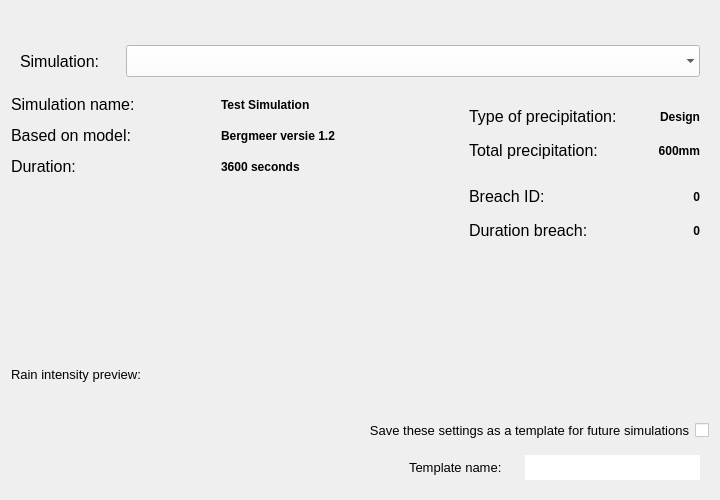
Qt form threedi_models_and_simulations/ui/simulation_wizard/page_initiation.ui (nens/threedi-api-qgis-client) before a commit.
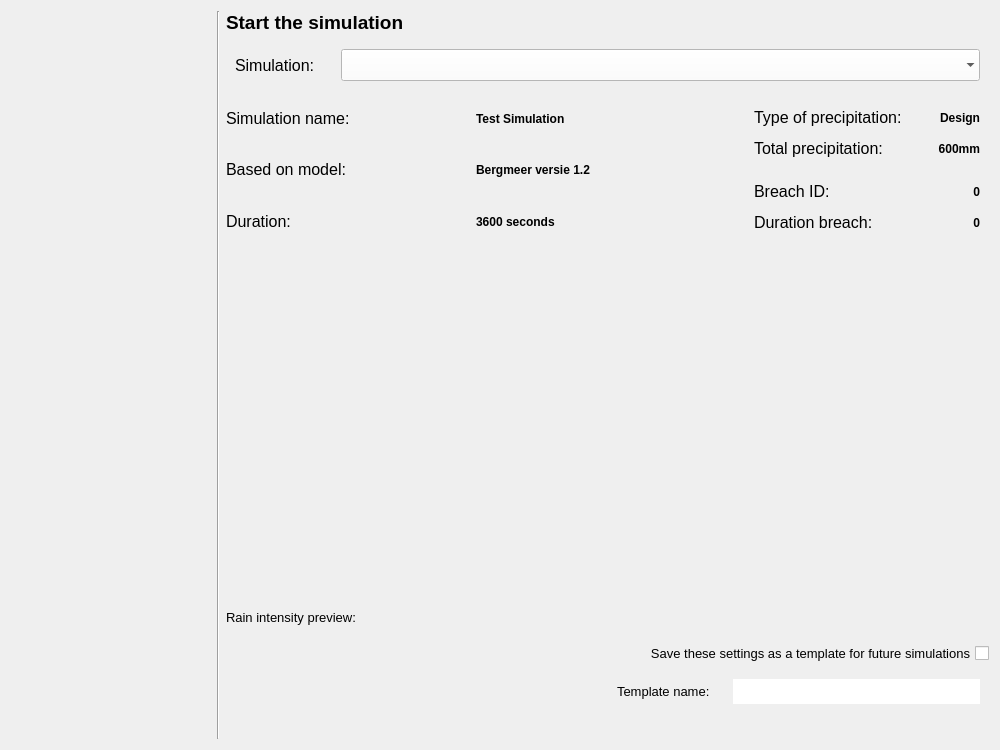
The same form after that commit.

Commit message:
Changed the way of showing progress of the simulation wizard. (#424)
* Changed the way of showing progress of the simulation wizard.

```diff
--- a/threedi_models_and_simulations/ui/simulation_wizard/page_initiation.ui
+++ b/threedi_models_and_simulations/ui/simulation_wizard/page_initiation.ui
@@ -9,20 +9,20 @@
    <rect>
     <x>0</x>
     <y>0</y>
-    <width>720</width>
-    <height>500</height>
+    <width>1000</width>
+    <height>750</height>
    </rect>
   </property>
   <property name="sizePolicy">
-   <sizepolicy hsizetype="Preferred" vsizetype="Minimum">
+   <sizepolicy hsizetype="Preferred" vsizetype="Preferred">
     <horstretch>0</horstretch>
     <verstretch>0</verstretch>
    </sizepolicy>
   </property>
   <property name="minimumSize">
    <size>
-    <width>720</width>
-    <height>0</height>
+    <width>750</width>
+    <height>500</height>
    </size>
   </property>
   <property name="maximumSize">
@@ -44,57 +44,47 @@
    <bool>true</bool>
   </property>
   <layout class="QGridLayout" name="gridLayout">
-   <item row="16" column="3" colspan="3">
-    <widget class="QWidget" name="template_widget" native="true">
-     <property name="minimumSize">
+   <item row="4" column="2">
+    <spacer name="verticalSpacer_2">
+     <property name="orientation">
+      <enum>Qt::Vertical</enum>
+     </property>
+     <property name="sizeHint" stdset="0">
       <size>
-       <width>300</width>
+       <width>20</width>
        <height>40</height>
       </size>
      </property>
-     <property name="maximumSize">
-      <size>
-       <width>16777215</width>
-       <height>16777215</height>
-      </size>
-     </property>
-     <layout class="QHBoxLayout" name="horizontalLayout_3">
-      <item>
-       <widget class="QLabel" name="label">
-        <property name="minimumSize">
-         <size>
-          <width>110</width>
-          <height>20</height>
-         </size>
-        </property>
-        <property name="maximumSize">
-         <size>
-          <width>16777215</width>
-          <height>16777215</height>
-         </size>
-        </property>
+    </spacer>
+   </item>
+   <item row="0" column="2">
+    <widget class="QLabel" name="label_4">
         <property name="font">
          <font>
-          <pointsize>10</pointsize>
+       <family>Segoe UI</family>
+       <pointsize>14</pointsize>
+       <weight>75</weight>
+       <bold>true</bold>
+       <underline>false</underline>
          </font>
         </property>
         <property name="text">
-         <string>Template name:</string>
+      <string>Start the simulation</string>
         </property>
        </widget>
       </item>
-      <item>
-       <widget class="QLineEdit" name="template_name">
+   <item row="5" column="2">
+    <widget class="QLabel" name="plot_label">
         <property name="sizePolicy">
-         <sizepolicy hsizetype="Expanding" vsizetype="Preferred">
+      <sizepolicy hsizetype="Preferred" vsizetype="Minimum">
           <horstretch>0</horstretch>
           <verstretch>0</verstretch>
          </sizepolicy>
         </property>
         <property name="minimumSize">
          <size>
-          <width>175</width>
-          <height>25</height>
+       <width>200</width>
+       <height>20</height>
          </size>
         </property>
         <property name="maximumSize">
@@ -105,21 +95,16 @@
         </property>
         <property name="font">
          <font>
+       <family>Segoe UI</family>
           <pointsize>10</pointsize>
          </font>
         </property>
-        <property name="styleSheet">
-         <string notr="true">QLineEdit {background-color: white;}</string>
-        </property>
-        <property name="frame">
-         <bool>false</bool>
-        </property>
-       </widget>
-      </item>
-     </layout>
-    </widget>
-   </item>
-   <item row="2" column="0" colspan="6">
+     <property name="text">
+      <string>Rain intensity preview:</string>
+     </property>
+    </widget>
+   </item>
+   <item row="1" column="2" colspan="4">
     <widget class="QWidget" name="simulation_widget" native="true">
      <property name="sizePolicy">
       <sizepolicy hsizetype="Expanding" vsizetype="Preferred">
@@ -156,6 +141,7 @@
         </property>
         <property name="font">
          <font>
+          <family>Segoe UI</family>
           <pointsize>12</pointsize>
          </font>
         </property>
@@ -201,8 +187,38 @@
      </layout>
     </widget>
    </item>
-   <item row="14" column="0" colspan="6">
-    <spacer name="horizontalSpacer_2">
+   <item row="0" column="0" rowspan="10">
+    <widget class="QWidget" name="wizard_steps_widget" native="true">
+     <property name="sizePolicy">
+      <sizepolicy hsizetype="Preferred" vsizetype="Expanding">
+       <horstretch>0</horstretch>
+       <verstretch>0</verstretch>
+      </sizepolicy>
+     </property>
+     <property name="minimumSize">
+      <size>
+       <width>200</width>
+       <height>0</height>
+      </size>
+     </property>
+     <property name="maximumSize">
+      <size>
+       <width>200</width>
+       <height>16777215</height>
+      </size>
+     </property>
+     <layout class="QVBoxLayout" name="verticalLayout_2"/>
+    </widget>
+   </item>
+   <item row="6" column="2" colspan="4">
+    <layout class="QGridLayout" name="lout_plot">
+     <property name="bottomMargin">
+      <number>10</number>
+     </property>
+    </layout>
+   </item>
+   <item row="9" column="2" colspan="4">
+    <spacer name="horizontalSpacer_5">
      <property name="orientation">
       <enum>Qt::Horizontal</enum>
      </property>
@@ -214,7 +230,175 @@
      </property>
     </spacer>
    </item>
-   <item row="5" column="5" rowspan="2">
+   <item row="0" column="1" rowspan="10">
+    <widget class="Line" name="line">
+     <property name="sizePolicy">
+      <sizepolicy hsizetype="Fixed" vsizetype="Expanding">
+       <horstretch>0</horstretch>
+       <verstretch>0</verstretch>
+      </sizepolicy>
+     </property>
+     <property name="orientation">
+      <enum>Qt::Vertical</enum>
+     </property>
+    </widget>
+   </item>
+   <item row="2" column="2" colspan="4">
+    <layout class="QGridLayout" name="gridLayout_5">
+     <property name="sizeConstraint">
+      <enum>QLayout::SetDefaultConstraint</enum>
+     </property>
+     <item row="2" column="0">
+      <widget class="QLabel" name="sim_duration_l">
+       <property name="sizePolicy">
+        <sizepolicy hsizetype="MinimumExpanding" vsizetype="Preferred">
+         <horstretch>0</horstretch>
+         <verstretch>0</verstretch>
+        </sizepolicy>
+       </property>
+       <property name="minimumSize">
+        <size>
+         <width>0</width>
+         <height>25</height>
+        </size>
+       </property>
+       <property name="maximumSize">
+        <size>
+         <width>16777215</width>
+         <height>16777215</height>
+        </size>
+       </property>
+       <property name="palette">
+        <palette>
+         <active>
+          <colorrole role="Button">
+           <brush brushstyle="SolidPattern">
+            <color alpha="255">
+             <red>255</red>
+             <green>255</green>
+             <blue>255</blue>
+            </color>
+           </brush>
+          </colorrole>
+         </active>
+         <inactive>
+          <colorrole role="Button">
+           <brush brushstyle="SolidPattern">
+            <color alpha="255">
+             <red>255</red>
+             <green>255</green>
+             <blue>255</blue>
+            </color>
+           </brush>
+          </colorrole>
+         </inactive>
+         <disabled>
+          <colorrole role="Button">
+           <brush brushstyle="SolidPattern">
+            <color alpha="255">
+             <red>255</red>
+             <green>255</green>
+             <blue>255</blue>
+            </color>
+           </brush>
+          </colorrole>
+         </disabled>
+        </palette>
+       </property>
+       <property name="font">
+        <font>
+         <family>Segoe UI</family>
+         <pointsize>12</pointsize>
+        </font>
+       </property>
+       <property name="text">
+        <string>&lt;html&gt;&lt;head/&gt;&lt;body&gt;&lt;p&gt;Duration:&lt;/p&gt;&lt;/body&gt;&lt;/html&gt;</string>
+       </property>
+      </widget>
+     </item>
+     <item row="1" column="1">
+      <widget class="QLabel" name="sim_database">
+       <property name="sizePolicy">
+        <sizepolicy hsizetype="Expanding" vsizetype="Preferred">
+         <horstretch>0</horstretch>
+         <verstretch>0</verstretch>
+        </sizepolicy>
+       </property>
+       <property name="minimumSize">
+        <size>
+         <width>0</width>
+         <height>25</height>
+        </size>
+       </property>
+       <property name="maximumSize">
+        <size>
+         <width>16777215</width>
+         <height>16777215</height>
+        </size>
+       </property>
+       <property name="font">
+        <font>
+         <family>Segoe UI</family>
+         <pointsize>9</pointsize>
+         <weight>75</weight>
+         <bold>true</bold>
+        </font>
+       </property>
+       <property name="text">
+        <string>Bergmeer versie 1.2</string>
+       </property>
+      </widget>
+     </item>
+     <item row="0" column="2">
+      <spacer name="horizontalSpacer">
+       <property name="orientation">
+        <enum>Qt::Horizontal</enum>
+       </property>
+       <property name="sizeType">
+        <enum>QSizePolicy::Minimum</enum>
+       </property>
+       <property name="sizeHint" stdset="0">
+        <size>
+         <width>20</width>
+         <height>20</height>
+        </size>
+       </property>
+      </spacer>
+     </item>
+     <item row="2" column="1">
+      <widget class="QLabel" name="sim_duration">
+       <property name="sizePolicy">
+        <sizepolicy hsizetype="Expanding" vsizetype="Preferred">
+         <horstretch>0</horstretch>
+         <verstretch>0</verstretch>
+        </sizepolicy>
+       </property>
+       <property name="minimumSize">
+        <size>
+         <width>0</width>
+         <height>25</height>
+        </size>
+       </property>
+       <property name="maximumSize">
+        <size>
+         <width>16777215</width>
+         <height>16777215</height>
+        </size>
+       </property>
+       <property name="font">
+        <font>
+         <family>Segoe UI</family>
+         <pointsize>9</pointsize>
+         <weight>75</weight>
+         <bold>true</bold>
+        </font>
+       </property>
+       <property name="text">
+        <string>3600 seconds</string>
+       </property>
+      </widget>
+     </item>
+     <item row="0" column="3" rowspan="3">
     <layout class="QVBoxLayout" name="verticalLayout">
      <property name="spacing">
       <number>0</number>
@@ -236,7 +420,7 @@
        <property name="minimumSize">
         <size>
          <width>0</width>
-         <height>80</height>
+           <height>0</height>
         </size>
        </property>
        <property name="maximumSize">
@@ -248,9 +432,15 @@
        <layout class="QGridLayout" name="gridLayout_3">
         <item row="0" column="1" alignment="Qt::AlignRight">
          <widget class="QLabel" name="sim_prec_type">
+            <property name="sizePolicy">
+             <sizepolicy hsizetype="Expanding" vsizetype="Preferred">
+              <horstretch>0</horstretch>
+              <verstretch>0</verstretch>
+             </sizepolicy>
+            </property>
           <property name="minimumSize">
            <size>
-            <width>75</width>
+              <width>0</width>
             <height>25</height>
            </size>
           </property>
@@ -262,6 +452,7 @@
           </property>
           <property name="font">
            <font>
+              <family>Segoe UI</family>
             <pointsize>9</pointsize>
             <weight>75</weight>
             <bold>true</bold>
@@ -277,9 +468,15 @@
         </item>
         <item row="0" column="0">
          <widget class="QLabel" name="sim_prec_type_l">
+            <property name="sizePolicy">
+             <sizepolicy hsizetype="MinimumExpanding" vsizetype="Preferred">
+              <horstretch>0</horstretch>
+              <verstretch>0</verstretch>
+             </sizepolicy>
+            </property>
           <property name="minimumSize">
            <size>
-            <width>150</width>
+              <width>0</width>
             <height>25</height>
            </size>
           </property>
@@ -302,6 +499,12 @@
         </item>
         <item row="1" column="0">
          <widget class="QLabel" name="sim_prec_total_l">
+            <property name="sizePolicy">
+             <sizepolicy hsizetype="MinimumExpanding" vsizetype="Preferred">
+              <horstretch>0</horstretch>
+              <verstretch>0</verstretch>
+             </sizepolicy>
+            </property>
           <property name="minimumSize">
            <size>
             <width>0</width>
@@ -327,20 +530,27 @@
         </item>
         <item row="1" column="1" alignment="Qt::AlignRight">
          <widget class="QLabel" name="sim_prec_total">
+            <property name="sizePolicy">
+             <sizepolicy hsizetype="Expanding" vsizetype="Preferred">
+              <horstretch>0</horstretch>
+              <verstretch>0</verstretch>
+             </sizepolicy>
+            </property>
           <property name="minimumSize">
            <size>
-            <width>75</width>
+              <width>0</width>
             <height>25</height>
            </size>
           </property>
           <property name="maximumSize">
            <size>
             <width>16777215</width>
-            <height>25</height>
+              <height>16777215</height>
            </size>
           </property>
           <property name="font">
            <font>
+              <family>Segoe UI</family>
             <pointsize>9</pointsize>
             <weight>75</weight>
             <bold>true</bold>
@@ -368,7 +578,7 @@
        <property name="minimumSize">
         <size>
          <width>0</width>
-         <height>80</height>
+           <height>0</height>
         </size>
        </property>
        <property name="maximumSize">
@@ -378,11 +588,48 @@
         </size>
        </property>
        <layout class="QGridLayout" name="gridLayout_4">
+          <item row="2" column="0">
+           <widget class="QLabel" name="breach_id_l">
+            <property name="sizePolicy">
+             <sizepolicy hsizetype="MinimumExpanding" vsizetype="Preferred">
+              <horstretch>0</horstretch>
+              <verstretch>0</verstretch>
+             </sizepolicy>
+            </property>
+            <property name="minimumSize">
+             <size>
+              <width>0</width>
+              <height>25</height>
+             </size>
+            </property>
+            <property name="maximumSize">
+             <size>
+              <width>16777215</width>
+              <height>16777215</height>
+             </size>
+            </property>
+            <property name="font">
+             <font>
+              <family>Segoe UI</family>
+              <pointsize>12</pointsize>
+             </font>
+            </property>
+            <property name="text">
+             <string>Breach ID:</string>
+            </property>
+           </widget>
+          </item>
         <item row="3" column="0">
          <widget class="QLabel" name="duration_breach_l">
+            <property name="sizePolicy">
+             <sizepolicy hsizetype="MinimumExpanding" vsizetype="Preferred">
+              <horstretch>0</horstretch>
+              <verstretch>0</verstretch>
+             </sizepolicy>
+            </property>
           <property name="minimumSize">
            <size>
-            <width>150</width>
+              <width>0</width>
             <height>25</height>
            </size>
           </property>
@@ -394,6 +641,7 @@
           </property>
           <property name="font">
            <font>
+              <family>Segoe UI</family>
             <pointsize>12</pointsize>
            </font>
           </property>
@@ -402,40 +650,17 @@
           </property>
          </widget>
         </item>
-        <item row="3" column="1" alignment="Qt::AlignRight">
-         <widget class="QLabel" name="duration_breach">
-          <property name="minimumSize">
-           <size>
-            <width>75</width>
-            <height>25</height>
-           </size>
-          </property>
-          <property name="maximumSize">
-           <size>
-            <width>16777215</width>
-            <height>25</height>
-           </size>
-          </property>
-          <property name="font">
-           <font>
-            <pointsize>9</pointsize>
-            <weight>75</weight>
-            <bold>true</bold>
-           </font>
-          </property>
-          <property name="text">
-           <string>0</string>
-          </property>
-          <property name="alignment">
-           <set>Qt::AlignRight|Qt::AlignTrailing|Qt::AlignVCenter</set>
-          </property>
-         </widget>
-        </item>
         <item row="2" column="1" alignment="Qt::AlignRight">
          <widget class="QLabel" name="breach_id">
+            <property name="sizePolicy">
+             <sizepolicy hsizetype="Expanding" vsizetype="Preferred">
+              <horstretch>0</horstretch>
+              <verstretch>0</verstretch>
+             </sizepolicy>
+            </property>
           <property name="minimumSize">
            <size>
-            <width>75</width>
+              <width>0</width>
             <height>25</height>
            </size>
           </property>
@@ -447,6 +672,7 @@
           </property>
           <property name="font">
            <font>
+              <family>Segoe UI</family>
             <pointsize>9</pointsize>
             <weight>75</weight>
             <bold>true</bold>
@@ -460,79 +686,18 @@
           </property>
          </widget>
         </item>
-        <item row="2" column="0">
-         <widget class="QLabel" name="breach_id_l">
-          <property name="minimumSize">
-           <size>
-            <width>150</width>
-            <height>25</height>
-           </size>
-          </property>
-          <property name="maximumSize">
-           <size>
-            <width>16777215</width>
-            <height>16777215</height>
-           </size>
-          </property>
-          <property name="font">
-           <font>
-            <pointsize>12</pointsize>
-           </font>
-          </property>
-          <property name="text">
-           <string>Breach ID:</string>
-          </property>
-         </widget>
-        </item>
-       </layout>
-      </widget>
-     </item>
-    </layout>
-   </item>
-   <item row="1" column="0">
-    <spacer name="verticalSpacer">
-     <property name="orientation">
-      <enum>Qt::Vertical</enum>
-     </property>
-     <property name="sizeType">
-      <enum>QSizePolicy::Fixed</enum>
-     </property>
-     <property name="sizeHint" stdset="0">
-      <size>
-       <width>20</width>
-       <height>25</height>
-      </size>
-     </property>
-    </spacer>
-   </item>
-   <item row="0" column="0" colspan="6">
-    <layout class="QVBoxLayout" name="svg_lout">
-     <property name="leftMargin">
-      <number>20</number>
-     </property>
-     <property name="topMargin">
-      <number>0</number>
-     </property>
-     <property name="rightMargin">
-      <number>20</number>
-     </property>
-     <property name="bottomMargin">
-      <number>0</number>
-     </property>
-    </layout>
-   </item>
-   <item row="10" column="0">
-    <widget class="QLabel" name="plot_label">
+          <item row="3" column="1" alignment="Qt::AlignRight">
+           <widget class="QLabel" name="duration_breach">
      <property name="sizePolicy">
-      <sizepolicy hsizetype="Preferred" vsizetype="Minimum">
+             <sizepolicy hsizetype="Expanding" vsizetype="Preferred">
        <horstretch>0</horstretch>
        <verstretch>0</verstretch>
       </sizepolicy>
      </property>
      <property name="minimumSize">
       <size>
-       <width>200</width>
-       <height>20</height>
+              <width>0</width>
+              <height>25</height>
       </size>
      </property>
      <property name="maximumSize">
@@ -544,50 +709,35 @@
      <property name="font">
       <font>
        <family>Segoe UI</family>
-       <pointsize>10</pointsize>
+              <pointsize>9</pointsize>
+              <weight>75</weight>
+              <bold>true</bold>
       </font>
      </property>
      <property name="text">
-      <string>Rain intensity preview:</string>
-     </property>
-    </widget>
-   </item>
-   <item row="8" column="0">
-    <spacer name="verticalSpacer_2">
-     <property name="orientation">
-      <enum>Qt::Vertical</enum>
-     </property>
-     <property name="sizeHint" stdset="0">
-      <size>
-       <width>20</width>
-       <height>40</height>
-      </size>
-     </property>
-    </spacer>
-   </item>
-   <item row="11" column="0" colspan="6">
-    <layout class="QGridLayout" name="lout_plot">
-     <property name="bottomMargin">
-      <number>10</number>
-     </property>
-    </layout>
-   </item>
-   <item row="5" column="0" colspan="4">
-    <layout class="QGridLayout" name="gridLayout_5">
-     <property name="sizeConstraint">
-      <enum>QLayout::SetDefaultConstraint</enum>
-     </property>
+             <string>0</string>
+            </property>
+            <property name="alignment">
+             <set>Qt::AlignRight|Qt::AlignTrailing|Qt::AlignVCenter</set>
+            </property>
+           </widget>
+          </item>
+         </layout>
+        </widget>
+       </item>
+      </layout>
+     </item>
      <item row="1" column="0">
       <widget class="QLabel" name="sim_base_l">
        <property name="sizePolicy">
-        <sizepolicy hsizetype="Minimum" vsizetype="Preferred">
+        <sizepolicy hsizetype="MinimumExpanding" vsizetype="Preferred">
          <horstretch>0</horstretch>
          <verstretch>0</verstretch>
         </sizepolicy>
        </property>
        <property name="minimumSize">
         <size>
-         <width>150</width>
+         <width>0</width>
          <height>25</height>
         </size>
        </property>
@@ -608,42 +758,17 @@
        </property>
       </widget>
      </item>
-     <item row="0" column="0">
-      <widget class="QLabel" name="sim_name_l">
-       <property name="sizePolicy">
-        <sizepolicy hsizetype="Minimum" vsizetype="Preferred">
-         <horstretch>0</horstretch>
-         <verstretch>0</verstretch>
-        </sizepolicy>
-       </property>
-       <property name="minimumSize">
-        <size>
-         <width>150</width>
-         <height>25</height>
-        </size>
-       </property>
-       <property name="maximumSize">
-        <size>
-         <width>16777215</width>
-         <height>16777215</height>
-        </size>
-       </property>
-       <property name="font">
-        <font>
-         <family>Segoe UI</family>
-         <pointsize>12</pointsize>
-        </font>
-       </property>
-       <property name="text">
-        <string>&lt;html&gt;&lt;head/&gt;&lt;body&gt;&lt;p&gt;Simulation name:&lt;/p&gt;&lt;/body&gt;&lt;/html&gt;</string>
-       </property>
-      </widget>
-     </item>
      <item row="0" column="1">
       <widget class="QLabel" name="sim_name">
+       <property name="sizePolicy">
+        <sizepolicy hsizetype="Expanding" vsizetype="Preferred">
+         <horstretch>0</horstretch>
+         <verstretch>0</verstretch>
+        </sizepolicy>
+       </property>
        <property name="minimumSize">
         <size>
-         <width>200</width>
+         <width>0</width>
          <height>25</height>
         </size>
        </property>
@@ -655,6 +780,7 @@
        </property>
        <property name="font">
         <font>
+         <family>Segoe UI</family>
          <pointsize>9</pointsize>
          <weight>75</weight>
          <bold>true</bold>
@@ -665,17 +791,17 @@
        </property>
       </widget>
      </item>
-     <item row="2" column="0">
-      <widget class="QLabel" name="sim_duration_l">
+     <item row="0" column="0">
+      <widget class="QLabel" name="sim_name_l">
        <property name="sizePolicy">
-        <sizepolicy hsizetype="Minimum" vsizetype="Preferred">
+        <sizepolicy hsizetype="MinimumExpanding" vsizetype="Preferred">
          <horstretch>0</horstretch>
          <verstretch>0</verstretch>
         </sizepolicy>
        </property>
        <property name="minimumSize">
         <size>
-         <width>150</width>
+         <width>0</width>
          <height>25</height>
         </size>
        </property>
@@ -685,43 +811,6 @@
          <height>16777215</height>
         </size>
        </property>
-       <property name="palette">
-        <palette>
-         <active>
-          <colorrole role="Button">
-           <brush brushstyle="SolidPattern">
-            <color alpha="255">
-             <red>255</red>
-             <green>255</green>
-             <blue>255</blue>
-            </color>
-           </brush>
-          </colorrole>
-         </active>
-         <inactive>
-          <colorrole role="Button">
-           <brush brushstyle="SolidPattern">
-            <color alpha="255">
-             <red>255</red>
-             <green>255</green>
-             <blue>255</blue>
-            </color>
-           </brush>
-          </colorrole>
-         </inactive>
-         <disabled>
-          <colorrole role="Button">
-           <brush brushstyle="SolidPattern">
-            <color alpha="255">
-             <red>255</red>
-             <green>255</green>
-             <blue>255</blue>
-            </color>
-           </brush>
-          </colorrole>
-         </disabled>
-        </palette>
-       </property>
        <property name="font">
         <font>
          <family>Segoe UI</family>
@@ -729,123 +818,15 @@
         </font>
        </property>
        <property name="text">
-        <string>&lt;html&gt;&lt;head/&gt;&lt;body&gt;&lt;p&gt;Duration:&lt;/p&gt;&lt;/body&gt;&lt;/html&gt;</string>
-       </property>
-      </widget>
-     </item>
-     <item row="1" column="1">
-      <widget class="QLabel" name="sim_database">
-       <property name="minimumSize">
-        <size>
-         <width>200</width>
-         <height>25</height>
-        </size>
-       </property>
-       <property name="maximumSize">
-        <size>
-         <width>16777215</width>
-         <height>16777215</height>
-        </size>
-       </property>
-       <property name="font">
-        <font>
-         <pointsize>9</pointsize>
-         <weight>75</weight>
-         <bold>true</bold>
-        </font>
-       </property>
-       <property name="text">
-        <string>Bergmeer versie 1.2</string>
-       </property>
-      </widget>
-     </item>
-     <item row="2" column="1">
-      <widget class="QLabel" name="sim_duration">
-       <property name="minimumSize">
-        <size>
-         <width>200</width>
-         <height>25</height>
-        </size>
-       </property>
-       <property name="maximumSize">
-        <size>
-         <width>16777215</width>
-         <height>16777215</height>
-        </size>
-       </property>
-       <property name="font">
-        <font>
-         <pointsize>9</pointsize>
-         <weight>75</weight>
-         <bold>true</bold>
-        </font>
-       </property>
-       <property name="text">
-        <string>3600 seconds</string>
+        <string>&lt;html&gt;&lt;head/&gt;&lt;body&gt;&lt;p&gt;Simulation name:&lt;/p&gt;&lt;/body&gt;&lt;/html&gt;</string>
        </property>
       </widget>
      </item>
     </layout>
    </item>
-   <item row="5" column="4">
-    <spacer name="horizontalSpacer">
-     <property name="orientation">
-      <enum>Qt::Horizontal</enum>
-     </property>
-     <property name="sizeType">
-      <enum>QSizePolicy::Minimum</enum>
-     </property>
-     <property name="sizeHint" stdset="0">
-      <size>
-       <width>20</width>
-       <height>20</height>
-      </size>
-     </property>
-    </spacer>
-   </item>
-   <item row="15" column="0" colspan="6">
-    <layout class="QHBoxLayout" name="horizontalLayout_2">
-     <item>
-      <spacer name="horizontalSpacer_3">
-       <property name="orientation">
-        <enum>Qt::Horizontal</enum>
-       </property>
-       <property name="sizeHint" stdset="0">
-        <size>
-         <width>40</width>
-         <height>20</height>
-        </size>
-       </property>
-      </spacer>
-     </item>
-     <item>
-      <widget class="QLabel" name="label_2">
-       <property name="minimumSize">
-        <size>
-         <width>350</width>
-         <height>20</height>
-        </size>
-       </property>
-       <property name="maximumSize">
-        <size>
-         <width>16777215</width>
-         <height>16777215</height>
-        </size>
-       </property>
-       <property name="font">
-        <font>
-         <pointsize>10</pointsize>
-        </font>
-       </property>
-       <property name="text">
-        <string>Save these settings as a template for future simulations</string>
-       </property>
-       <property name="alignment">
-        <set>Qt::AlignRight|Qt::AlignTrailing|Qt::AlignVCenter</set>
-       </property>
-      </widget>
-     </item>
-     <item>
+   <item row="7" column="2" colspan="4">
+    <layout class="QGridLayout" name="gridLayout_6">
+     <item row="0" column="1">
       <widget class="QCheckBox" name="cb_save_template">
        <property name="minimumSize">
         <size>
@@ -855,32 +836,105 @@
        </property>
        <property name="maximumSize">
         <size>
-         <width>14</width>
-         <height>14</height>
+         <width>16777215</width>
+         <height>16777215</height>
         </size>
        </property>
        <property name="font">
         <font>
+         <family>Segoe UI</family>
          <pointsize>10</pointsize>
         </font>
        </property>
        <property name="layoutDirection">
         <enum>Qt::RightToLeft</enum>
        </property>
-       <property name="styleSheet">
-        <string notr="true">QCheckBox{background-color: white;}</string>
-       </property>
        <property name="text">
-        <string/>
+        <string>Save these settings as a template for future simulations</string>
        </property>
        <property name="checked">
         <bool>false</bool>
        </property>
       </widget>
      </item>
-    </layout>
-   </item>
-   <item row="16" column="2">
+     <item row="1" column="1">
+      <widget class="QWidget" name="template_widget" native="true">
+       <property name="minimumSize">
+        <size>
+         <width>300</width>
+         <height>40</height>
+        </size>
+       </property>
+       <property name="maximumSize">
+        <size>
+         <width>16777215</width>
+         <height>16777215</height>
+        </size>
+       </property>
+       <layout class="QHBoxLayout" name="horizontalLayout_3">
+        <item>
+         <widget class="QLabel" name="label">
+          <property name="minimumSize">
+           <size>
+            <width>110</width>
+            <height>20</height>
+           </size>
+          </property>
+          <property name="maximumSize">
+           <size>
+            <width>16777215</width>
+            <height>16777215</height>
+           </size>
+          </property>
+          <property name="font">
+           <font>
+            <family>Segoe UI</family>
+            <pointsize>10</pointsize>
+           </font>
+          </property>
+          <property name="text">
+           <string>Template name:</string>
+          </property>
+         </widget>
+        </item>
+        <item>
+         <widget class="QLineEdit" name="template_name">
+          <property name="sizePolicy">
+           <sizepolicy hsizetype="Expanding" vsizetype="Preferred">
+            <horstretch>0</horstretch>
+            <verstretch>0</verstretch>
+           </sizepolicy>
+          </property>
+          <property name="minimumSize">
+           <size>
+            <width>175</width>
+            <height>25</height>
+           </size>
+          </property>
+          <property name="maximumSize">
+           <size>
+            <width>16777215</width>
+            <height>16777215</height>
+           </size>
+          </property>
+          <property name="font">
+           <font>
+            <family>Segoe UI</family>
+            <pointsize>10</pointsize>
+           </font>
+          </property>
+          <property name="styleSheet">
+           <string notr="true">QLineEdit {background-color: white;}</string>
+          </property>
+          <property name="frame">
+           <bool>false</bool>
+          </property>
+         </widget>
+        </item>
+       </layout>
+      </widget>
+     </item>
+     <item row="1" column="0">
     <spacer name="horizontalSpacer_4">
      <property name="orientation">
       <enum>Qt::Horizontal</enum>
@@ -892,6 +946,8 @@
       </size>
      </property>
     </spacer>
+     </item>
+    </layout>
    </item>
   </layout>
  </widget>
```
Lines whose indentation alone changed are shown as unchanged. The commit also changes 21 other files.
